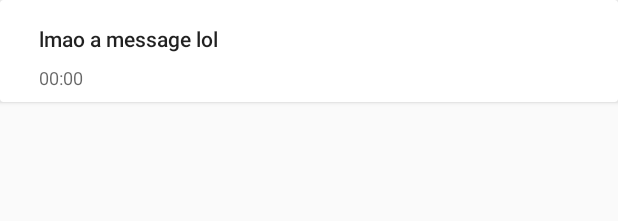
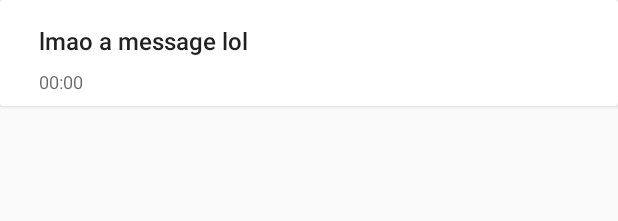
Before and after one commit to aayusht/seecret, an Android app: the layout messages_row_view.xml on its own in the app's theme, with its tools: preview values and no code run, on a phone screen of 412 x 824 dp. Shown: the top 221 px of the screen. Run offline under Robolectric (Android 15) with nearby library versions, the phone set to English and light mode, and no system bars.

Commit message:
pls no bugs

```diff
--- a/app/src/main/java/com/seecret/mdb/seecret/MessageAdapter.java
+++ b/app/src/main/java/com/seecret/mdb/seecret/MessageAdapter.java
@@ -66,15 +66,15 @@ public class MessageAdapter extends RecyclerView.Adapter<MessageAdapter.CustomVi
     }
 
     public void onBindViewHolder(CustomViewHolder holder, int position){
-        //cardview background color: light shades of blue
-        /*if(position%2!=0){
-            holder.card.setCardBackgroundColor(Color.parseColor("#ccccff"));
-        }
-        else{
-            holder.card.setCardBackgroundColor(Color.parseColor("#e6e6ff"));
-        }*/
+        if (!messageList.isEmpty()) {
+            //cardview background color: light shades of blue
+            if(position%2!=0){
+                holder.card.setCardBackgroundColor(Color.parseColor("#ccccff"));
+            }
+            else{
+                holder.card.setCardBackgroundColor(Color.parseColor("#e6e6ff"));
+            }
 
-        if (!messageList.isEmpty()) {
             Message currMessage = messageList.get(position);
 
             holder.name.setText(currMessage.getName());
--- a/app/src/main/res/layout/messages_row_view.xml
+++ b/app/src/main/res/layout/messages_row_view.xml
@@ -11,18 +11,6 @@
         android:paddingBottom="8dp"
         android:paddingTop="8dp">
 
-        <!--<ImageView
-            android:layout_width="wrap_content"
-            android:layout_height="wrap_content"
-            android:src="@drawable/play_button"
-            app:layout_constraintBottom_toTopOf="@+id/person_pic"
-            android:layout_marginEnd="34dp"
-            app:layout_constraintRight_toRightOf="parent"
-            android:layout_marginBottom="6dp"
-            android:layout_marginRight="34dp"
-            android:id="@+id/play_image"
-            app:srcCompat="@drawable/ic_play_circle_outline_black_24dp" />-->
-
         <TextView
             android:layout_width="0dp"
             android:layout_height="wrap_content"
@@ -30,6 +18,7 @@
             android:id="@+id/msg"
             android:textAppearance="@style/TextAppearance.AppCompat.Body2"
             android:paddingLeft="10dp"
+            android:textSize="16dp"
             app:layout_constraintLeft_toLeftOf="@+id/timestamp"
             app:layout_constraintRight_toRightOf="parent"
             android:layout_marginTop="8dp"
```
